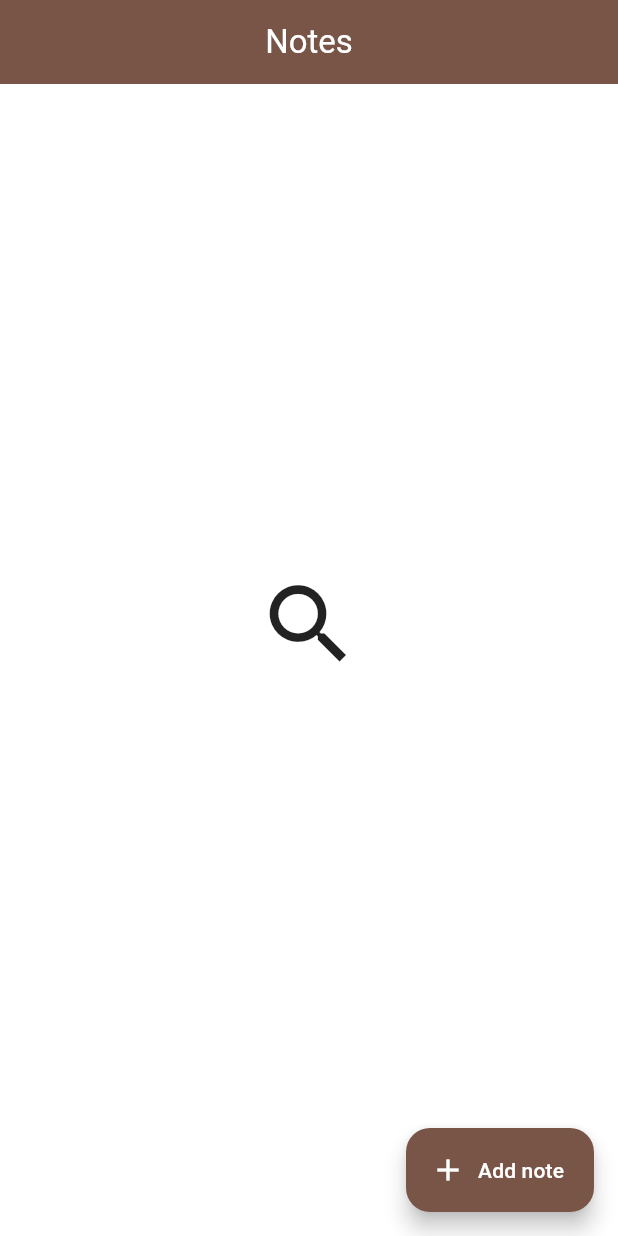
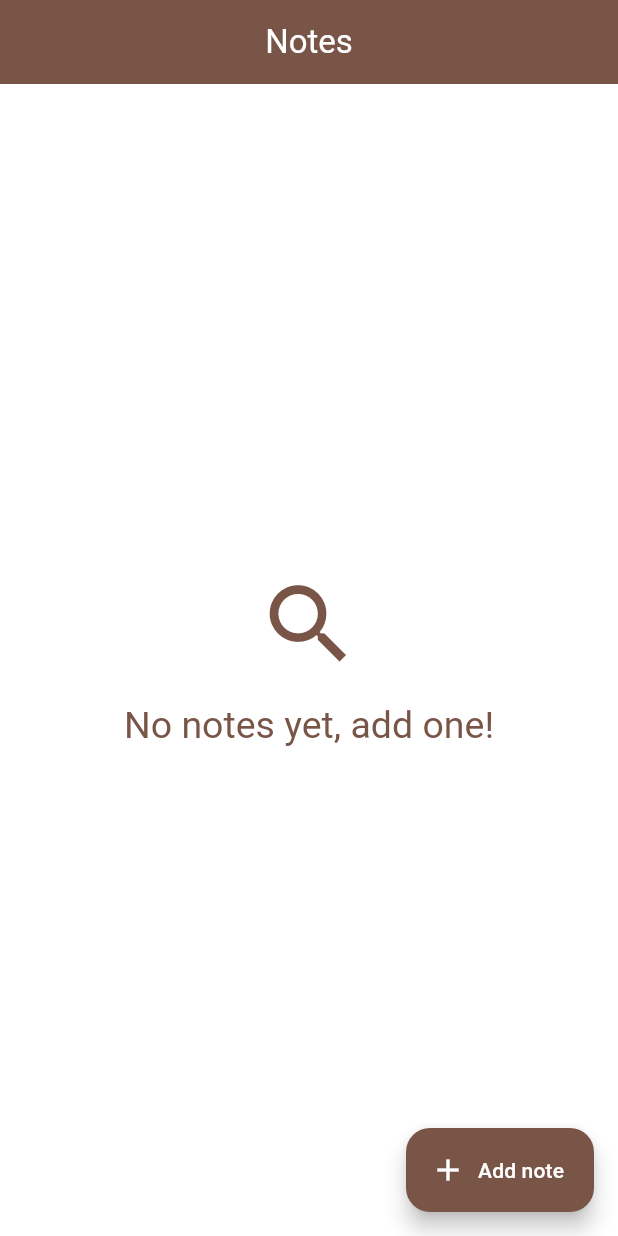
Before and after one commit to jakgrab/simple-notes-app, a Flutter app: the screen it shows after launch, on a phone screen of 412 x 824 dp. Run offline on Flutter 3.47's test engine with Material 3 defaults, Android fonts, the phone set to English and light mode, and no system bars; our stand-ins replace flutter_bloc, freezed_annotation, get_it, go_router, hive, injectable; missing offline and left inert: bloc_presentation; accounts and stored records are empty; generated files the repository leaves out were written again.

Commit message:
Fix no notes message being invisible

```diff
--- a/lib/features/notes/presentation/widgets/home/no_notes_found.dart
+++ b/lib/features/notes/presentation/widgets/home/no_notes_found.dart
@@ -1,4 +1,5 @@
 import 'package:flutter/material.dart';
+import 'package:simple_notes_app/core/constants/colors.dart';
 import 'package:simple_notes_app/core/extensions/localization_on_build_context.dart';
 import 'package:simple_notes_app/core/extensions/text_theme_on_build_context.dart';
 
@@ -11,11 +12,15 @@ class NoNotesFound extends StatelessWidget {
       child: Column(
         mainAxisAlignment: MainAxisAlignment.center,
         children: [
-          const Icon(Icons.search, size: 70),
+          const Icon(
+            Icons.search,
+            size: 70,
+            color: AppColors.brown,
+          ),
           const SizedBox(height: 16),
           Text(
             context.localizations.homeScreenNoNotesFound,
-            style: context.textTheme.headlineMedium,
+            style: context.textTheme.headlineMedium?.copyWith(color: AppColors.brown),
           ),
         ],
       ),
```
